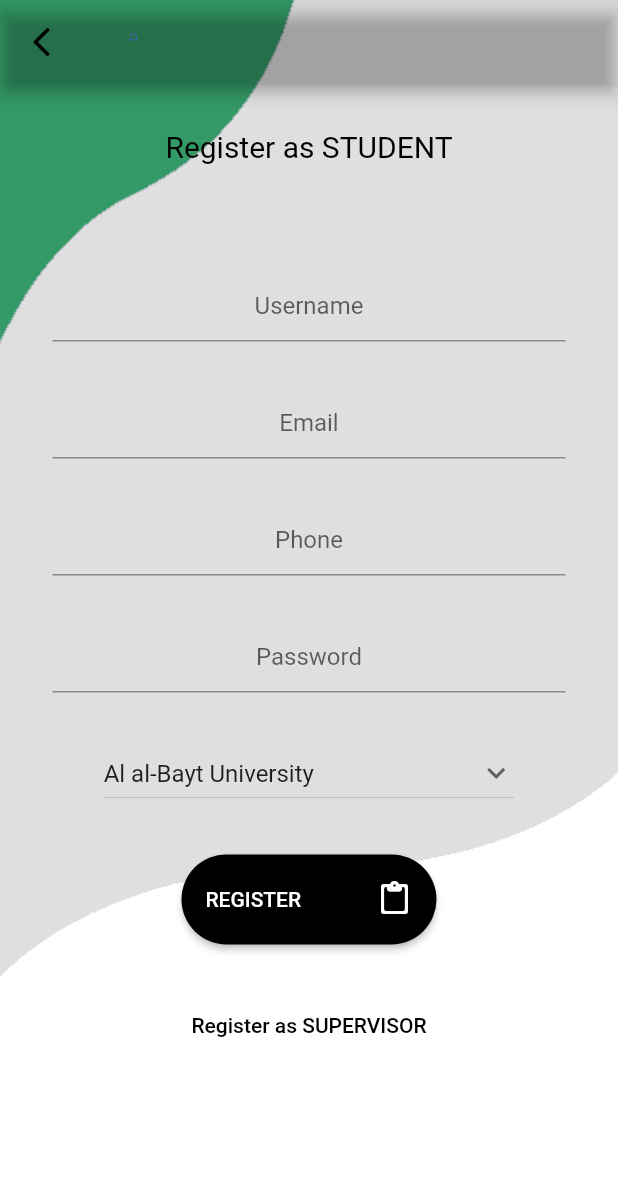
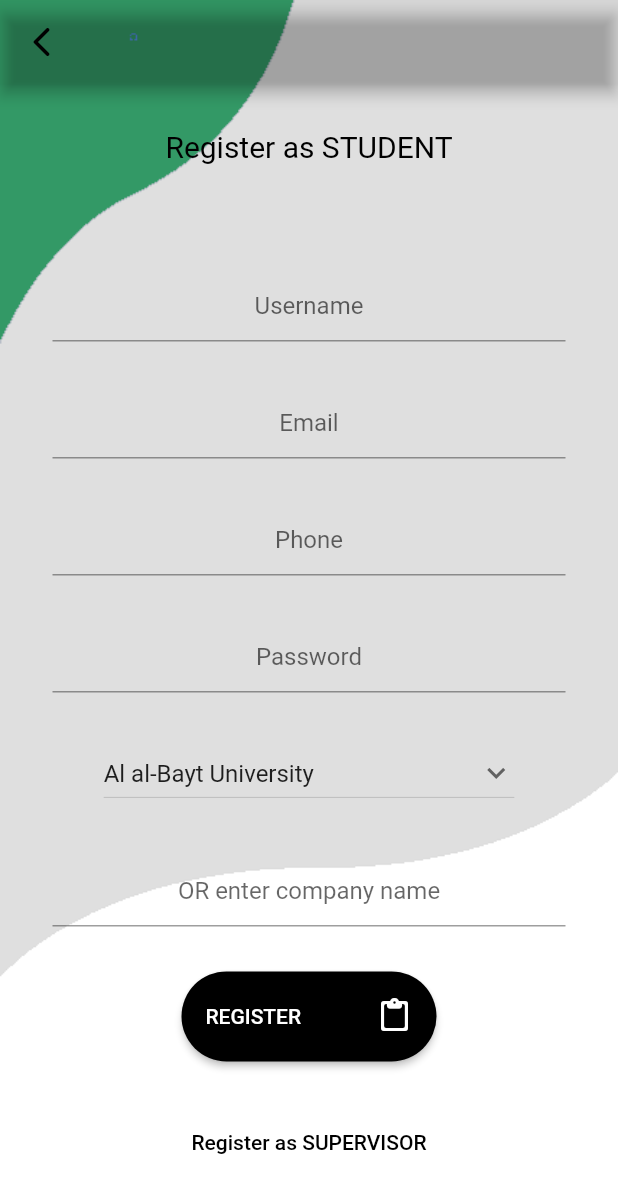
Before and after one commit to khaledDerbass/traineeguide1, a Flutter app: the screen it shows after launch, after a tap on "Register", on a phone screen of 412 x 824 dp. Shown: the top 1193 px of the screen. Run offline on Flutter 3.47's test engine with Material 2 defaults, Android fonts, the phone set to English and light mode, and no system bars; our stand-ins replace firebase_auth, firebase_core, firebase_database, flutter_native_splash, geolocator, google_maps_flutter and 1 more; accounts and stored records are empty.

```diff
--- a/lib/login.dart
+++ b/lib/login.dart
@@ -40,20 +40,20 @@ class _myLoginState extends State<myLogin> {
         ),
         child: Scaffold(
           backgroundColor: Colors.transparent,
+          resizeToAvoidBottomInset : false,
           body: Stack(
             children: [
               Row(
                 mainAxisAlignment: MainAxisAlignment.center,
                 children: [
                   Container(
-                      padding: EdgeInsets.all(15.0),
+                      padding: EdgeInsets.all(45.0),
                       child: Image.asset('assets/logo.png'),
                       height: 300,
                       width: 350),
                 ],
               ),
-              SingleChildScrollView(
-                child: Container(
+                 Container(
                   padding: EdgeInsets.only(
                     top: MediaQuery.of(context).size.height * 0.35,
                     left: 70,
@@ -71,7 +71,7 @@ class _myLoginState extends State<myLogin> {
                           decoration: InputDecoration(
                             hintText: 'Enter your email',
                           )),
-                      SizedBox(height: 30.0),
+                      SizedBox(height: 20.0),
                       TextFormField(
                         obscureText: true,
                         textAlign: TextAlign.center,
@@ -122,7 +122,7 @@ class _myLoginState extends State<myLogin> {
                                       builder: (_) => const AlertDialog(
                                             title: Text('Alert'),
                                             content:
-                                                Text('Wrong Email Or Password'),
+                                                Text('Email or Password is incorrect'),
                                           ));
                                 }
                                 setState(() {
@@ -170,7 +170,7 @@ class _myLoginState extends State<myLogin> {
                     ],
                   ),
                 ),
-              ),
+
             ],
           ),
         ),
--- a/lib/student_reg.dart
+++ b/lib/student_reg.dart
@@ -13,6 +13,7 @@ final _auth = FirebaseAuth.instance;
 
 class _myRegisterState extends State<myRegister> {
   late String email;
+  late String username;
   late String password;
   bool showSpinner = false;
   final databaseReference = FirebaseDatabase.instance.reference();
@@ -80,8 +81,11 @@ class _myRegisterState extends State<myRegister> {
                   child: Column(
                     children: [
                       TextField(
-
                         textAlign: TextAlign.center,
+                        onChanged: (value) {
+                          username = value;
+                          //Do something with the user input.
+                        },
                         decoration: InputDecoration(
                           hintText: 'Username',
                         ),
@@ -90,13 +94,13 @@ class _myRegisterState extends State<myRegister> {
                       TextField(
                         keyboardType: TextInputType.emailAddress,
                         textAlign: TextAlign.center,
+                        decoration: InputDecoration(
+                          hintText: 'Email',
+                        ),
                         onChanged: (value) {
                           email = value;
                           //Do something with the user input.
                         },
-                        decoration: InputDecoration(
-                          hintText: 'Email',
-                        ),
                       ),
                       SizedBox(height: 30.0),
                       TextField(
@@ -135,6 +139,16 @@ class _myRegisterState extends State<myRegister> {
                             });
                           }),
                       SizedBox(height: 30.0),
+                      TextField(
+                        textAlign: TextAlign.center,
+                        onChanged: (value) {
+                          //Do something with the user input.
+                        },
+                        decoration: InputDecoration(
+                          hintText: 'OR enter company name',
+                        ),
+                      ),
+                      SizedBox(height: 30.0),
                       Row(
                         mainAxisAlignment: MainAxisAlignment.center,
                         children: [
@@ -163,6 +177,7 @@ class _myRegisterState extends State<myRegister> {
                                       'email': email,
                                       'password': password,
                                       'site':dropdownvalue,
+                                      'username' : username,
                                     });
 
                                     showDialog(
```
Also changed, not shown: lib/main.dart (+0 -34 lines), lib/student_page.dart (+7 -4 lines), lib/supervisor_page.dart (+5 -3 lines), 1 other file.
